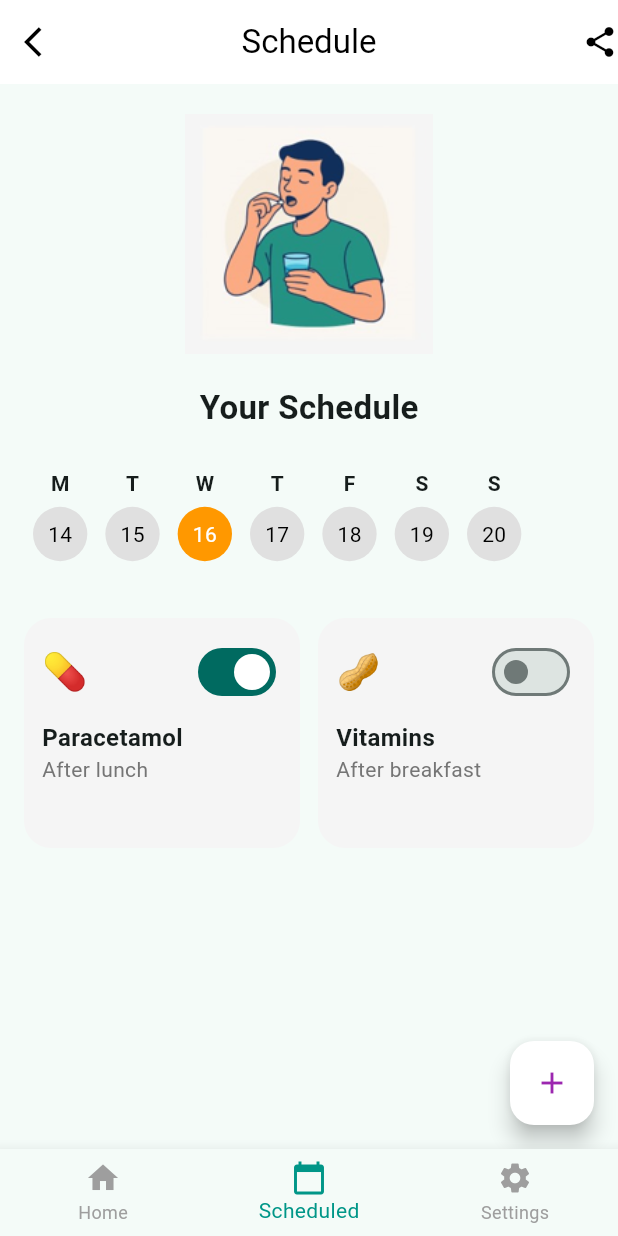
After one commit to BlessingsMinga/IOT-Based-Smart-Pill-Dispenser-with-Intelligent-Monitoring, a Flutter app: the CarePillHomePage screen opened directly, item 2 of the bottom bar chosen, after a tap on the "add" icon, on a phone screen of 412 x 824 dp. The commit adds this screen. Run offline on Flutter 3.47's test engine with Material 3 defaults, Android fonts, the phone set to English and light mode, and no system bars.

Commit message:
adding schedule_page

```diff
--- a/ui_flutter/lib/views/home.dart
+++ b/ui_flutter/lib/views/home.dart
@@ -1,16 +1,35 @@
 import 'package:flutter/material.dart';
+import 'package:ui_flutter/views/schedule.dart';
 
-class CarePillHomePage extends StatelessWidget {
+class CarePillHomePage extends StatefulWidget {
   const CarePillHomePage({super.key});
+
+  @override
+  State<CarePillHomePage> createState() => _CarePillHomePageState();
+}
+
+class _CarePillHomePageState extends State<CarePillHomePage> {
+  int _currentIndex = 0;
+
+  final List<Widget> _pages = [
+    const HomeScreen(),
+    SchedulePage(),
+  ];
 
   @override
   Widget build(BuildContext context) {
     return Scaffold(
       backgroundColor: Colors.white,
+      body: _pages[_currentIndex],
       bottomNavigationBar: BottomNavigationBar(
         selectedItemColor: Colors.teal,
         unselectedItemColor: Colors.grey,
-        currentIndex: 0,
+        currentIndex: _currentIndex,
+        onTap: (index) {
+          setState(() {
+            _currentIndex = index;
+          });
+        },
         items: const [
           BottomNavigationBarItem(
             icon: Icon(Icons.home),
@@ -26,7 +45,16 @@ class CarePillHomePage extends StatelessWidget {
           ),
         ],
       ),
-      body: SafeArea(
+    );
+  }
+}
+
+class HomeScreen extends StatelessWidget {
+  const HomeScreen({super.key});
+
+  @override
+  Widget build(BuildContext context) {
+    return SafeArea(
       child: Padding(
         padding: const EdgeInsets.all(16.0),
         child: Column(
@@ -43,15 +71,6 @@ class CarePillHomePage extends StatelessWidget {
                       width: 110,
                       height: 60,
                     ),
-                      const SizedBox(width: 8),
-                      // const Text(
-                      //   'CarePill',
-                      //   style: TextStyle(
-                      //     fontSize: 20,
-                      //     fontWeight: FontWeight.bold,
-                      //     color: Colors.teal,
-                      //   ),
-                      // ),
                   ],
                 ),
                 const CircleAvatar(
@@ -65,8 +84,7 @@ class CarePillHomePage extends StatelessWidget {
             // Date
             Center(
               child: Container(
-                  padding: const EdgeInsets.symmetric(
-                      horizontal: 20, vertical: 6),
+                padding: const EdgeInsets.symmetric(horizontal: 20, vertical: 6),
                 decoration: BoxDecoration(
                   color: Colors.grey.shade200,
                   borderRadius: BorderRadius.circular(20),
@@ -132,15 +150,14 @@ class CarePillHomePage extends StatelessWidget {
               child: Row(
                 children: [
                   ClipRRect(
-                      borderRadius: BorderRadius.circular(40), // You can adjust the radius
+                    borderRadius: BorderRadius.circular(40),
                     child: Image.asset(
                       'assets/images/profile.png',
                       width: 50,
                       height: 50,
-                        fit: BoxFit.cover, // Ensures the image fills the area nicely
+                      fit: BoxFit.cover,
                     ),
                   ),
-
                   const SizedBox(width: 21),
                   const Expanded(
                     child: Column(
@@ -151,7 +168,8 @@ class CarePillHomePage extends StatelessWidget {
                           style: TextStyle(
                             fontSize: 18,
                             fontWeight: FontWeight.bold,
-                                color: Colors.white),
+                            color: Colors.white,
+                          ),
                         ),
                         Text(
                           'Today, 10:00 PM',
@@ -198,7 +216,6 @@ class CarePillHomePage extends StatelessWidget {
           ],
         ),
       ),
-      ),
     );
   }
 
@@ -217,9 +234,10 @@ class CarePillHomePage extends StatelessWidget {
           children: [
             Image.asset(imgPath, width: 20, height: 20),
             const SizedBox(height: 4),
-            Text(name,
-                style:
-                const TextStyle(fontWeight: FontWeight.bold, fontSize: 14)),
+            Text(
+              name,
+              style: const TextStyle(fontWeight: FontWeight.bold, fontSize: 14),
+            ),
             const SizedBox(height: 4),
             ElevatedButton(
               onPressed: () {},
@@ -227,8 +245,10 @@ class CarePillHomePage extends StatelessWidget {
                 backgroundColor: Colors.blue,
                 minimumSize: const Size(40, 20),
               ),
-              child: const Text('View',
-              style: TextStyle(color: Colors.white),),
+              child: const Text(
+                'View',
+                style: TextStyle(color: Colors.white),
+              ),
             )
           ],
         ),
--- a/ui_flutter/lib/views/login.dart
+++ b/ui_flutter/lib/views/login.dart
@@ -103,7 +103,7 @@ class LoginPage extends StatelessWidget {
                         Navigator.pushReplacement(
                           context,
                           MaterialPageRoute(
-                              builder: (context) => const CarePillHomePage()),
+                              builder: (context) =>  CarePillHomePage()),
                         );
                       },
                       child: const Text(
--- /dev/null
+++ b/ui_flutter/lib/views/schedule.dart
@@ -0,0 +1,128 @@
+import 'package:flutter/material.dart';
+
+
+class SchedulePage extends StatelessWidget {
+  final List<String> days = ["M", "T", "W", "T", "F", "S", "S"];
+  final List<int> dates = [14, 15, 16, 17, 18, 19, 20];
+  final int selectedIndex = 2;
+
+   SchedulePage({super.key}); // Index of the selected day
+
+  @override
+  Widget build(BuildContext context) {
+    return Scaffold(
+      appBar: AppBar(
+        title: const Text("Schedule", style: TextStyle(color: Colors.black)),
+        backgroundColor: Colors.white,
+        elevation: 0,
+        centerTitle: true,
+        leading: const Icon(Icons.arrow_back_ios, color: Colors.black),
+        actions: const [Icon(Icons.share, color: Colors.black)],
+      ),
+      body: Padding(
+        padding: const EdgeInsets.symmetric(horizontal: 16),
+        child: Column(
+          children: [
+            const SizedBox(height: 20),
+            Image.asset("assets/images/kamunthu.png", height: 160),
+            const SizedBox(height: 20),
+            const Text(
+              "Your Schedule",
+              style: TextStyle(fontSize: 22, fontWeight: FontWeight.bold),
+            ),
+            const SizedBox(height: 25),
+            SizedBox(
+              height: 80,
+              child: ListView.builder(
+                scrollDirection: Axis.horizontal,
+                itemCount: days.length,
+                itemBuilder: (context, index) {
+                  bool isSelected = index == selectedIndex;
+                  return Padding(
+                    padding: const EdgeInsets.symmetric(horizontal: 6),
+                    child: Column(
+                      children: [
+                        Text(days[index],
+                            style: const TextStyle(fontWeight: FontWeight.bold)),
+                        const SizedBox(height: 4),
+                        Container(
+                          padding: const EdgeInsets.all(10),
+                          decoration: BoxDecoration(
+                            color: isSelected
+                                ? Colors.orange
+                                : Colors.grey.shade300,
+                            shape: BoxShape.circle,
+                          ),
+                          child: Text(
+                            dates[index].toString(),
+                            style: TextStyle(
+                              color: isSelected ? Colors.white : Colors.black,
+                            ),
+                          ),
+                        ),
+                      ],
+                    ),
+                  );
+                },
+              ),
+            ),
+            const SizedBox(height: 20),
+            Expanded(
+              child: GridView.count(
+                crossAxisCount: 2,
+                crossAxisSpacing: 12,
+                mainAxisSpacing: 12,
+                childAspectRatio: 1.2,
+                children: [
+                  buildMedicineCard("Paracetamol", "After lunch", true, "💊"),
+                  buildMedicineCard("Vitamins", "After breakfast", false, "🥜"),
+                  // Add more medicine cards as needed
+                ],
+              ),
+            ),
+          ],
+        ),
+      ),
+      floatingActionButton: FloatingActionButton(
+        backgroundColor: Colors.white,
+        onPressed: () {},
+        child: const Icon(Icons.add, color: Colors.purple),
+      ),
+      floatingActionButtonLocation: FloatingActionButtonLocation.endFloat,
+    );
+  }
+
+  Widget buildMedicineCard(String name, String time, bool isOn, String emoji) {
+    return Container(
+      decoration: BoxDecoration(
+        borderRadius: BorderRadius.circular(18),
+        color: Colors.grey.shade100,
+      ),
+      padding: const EdgeInsets.all(12),
+      child: Column(
+        crossAxisAlignment: CrossAxisAlignment.start,
+        children: [
+          Row(
+            children: [
+              Text(emoji, style: const TextStyle(fontSize: 24)),
+              const Spacer(),
+              Switch(
+                value: isOn,
+                onChanged: (_) {},
+              ),
+            ],
+          ),
+          const SizedBox(height: 8),
+          Text(
+            name,
+            style: const TextStyle(fontWeight: FontWeight.bold, fontSize: 16),
+          ),
+          Text(
+            time,
+            style: TextStyle(color: Colors.grey.shade600),
+          ),
+        ],
+      ),
+    );
+  }
+}
```
Also changed, not shown: ui_flutter/assets/images/kamunthu.png (added), 4 other files. Lines whose indentation alone changed are shown as unchanged.
